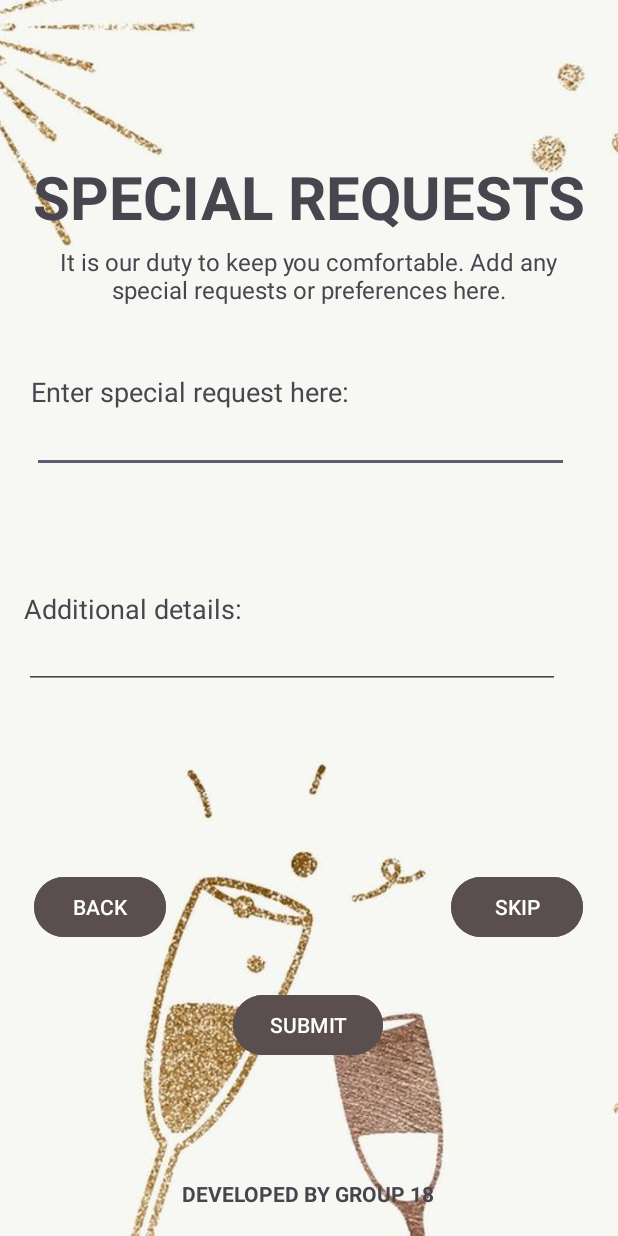
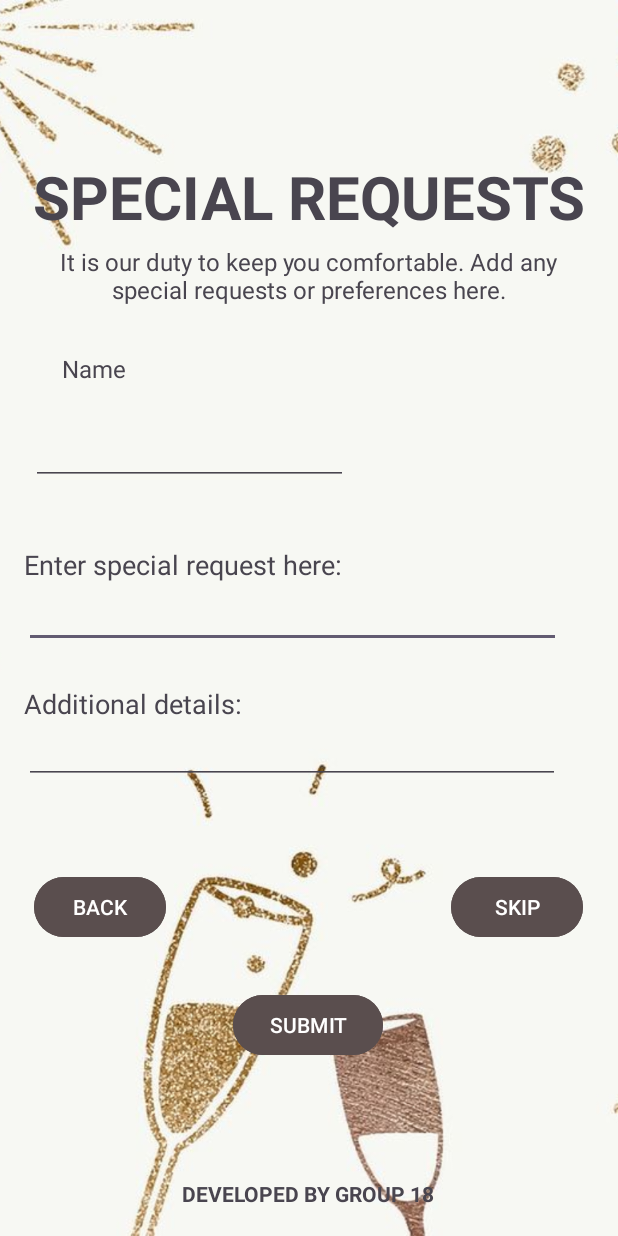
Before and after one commit to Apikmmar/2023A-Party, an Android app: the layout activity_party_request.xml on its own in the app's theme, with its tools: preview values and no code run, on a phone screen of 412 x 824 dp. Run offline under Robolectric (Android 15) with nearby library versions, the phone set to English and light mode, and no system bars.

Commit message:
bugs fix

```diff
--- a/app/src/main/AndroidManifest.xml
+++ b/app/src/main/AndroidManifest.xml
@@ -4,7 +4,7 @@
 
     <uses-feature
         android:name="android.hardware.camera"
-        android:required="false" />
+        android:required="true" />
     <uses-permission android:name="android.permission.CAMERA"/>
 
     <application
--- a/app/src/main/java/com/example/a2023aparty/DashboardAndHostParty/Host/HostHome.java
+++ b/app/src/main/java/com/example/a2023aparty/DashboardAndHostParty/Host/HostHome.java
@@ -17,6 +17,7 @@ import androidx.appcompat.app.AppCompatActivity;
 
 import com.example.a2023aparty.PartyAndLocationInfo.Host.picLocationInfo;
 import com.example.a2023aparty.PartyDetailsAndRegistration.Host.EventDetailHost;
+import com.example.a2023aparty.PartyDetailsAndRegistration.Host.GuestLists;
 import com.example.a2023aparty.R;
 import com.example.a2023aparty.RequestAndFeedback.Host.HostFeedback;
 import com.example.a2023aparty.RequestAndFeedback.Host.HostViewRequest;
@@ -95,7 +96,7 @@ public class HostHome extends AppCompatActivity implements SensorEventListener {
         buttonListGuest.setOnClickListener(new View.OnClickListener() {
             @Override
             public void onClick(View view) {
-                Intent a = new Intent(HostHome.this, HostManageInfo.class);
+                Intent a = new Intent(HostHome.this, GuestLists.class);
                 startActivity(a);
             }
         });
--- a/app/src/main/java/com/example/a2023aparty/DashboardAndHostParty/User/UserHome.java
+++ b/app/src/main/java/com/example/a2023aparty/DashboardAndHostParty/User/UserHome.java
@@ -17,7 +17,7 @@ import androidx.appcompat.app.AppCompatActivity;
 import com.example.a2023aparty.DashboardAndHostParty.MainActivity;
 import com.example.a2023aparty.PartyAndLocationInfo.User.MultiLocationHome;
 import com.example.a2023aparty.PartyDetailsAndRegistration.User.EventDetail;
-import com.example.a2023aparty.PartyDetailsAndRegistration.User.UserAttendConfirmation;
+import com.example.a2023aparty.PartyDetailsAndRegistration.User.PartyRegistration;
 import com.example.a2023aparty.R;
 import com.example.a2023aparty.RequestAndFeedback.User.GuestFeedback;
 
@@ -69,7 +69,7 @@ public class UserHome extends AppCompatActivity implements SensorEventListener {
         buttonRegParty.setOnClickListener(new View.OnClickListener() {
             @Override
             public void onClick(View view) {
-                Intent a = new Intent(UserHome.this, UserAttendConfirmation.class);
+                Intent a = new Intent(UserHome.this, PartyRegistration.class);
                 startActivity(a);
             }
         });
--- a/app/src/main/java/com/example/a2023aparty/RequestAndFeedback/User/GuestFeedback.java
+++ b/app/src/main/java/com/example/a2023aparty/RequestAndFeedback/User/GuestFeedback.java
@@ -186,7 +186,7 @@ public class GuestFeedback extends AppCompatActivity {
     private void takePicture()
     {
         Intent takePictureIntent=new Intent(MediaStore.ACTION_IMAGE_CAPTURE);
-        startActivity(takePictureIntent);
+        startActivityForResult(takePictureIntent, REQUEST_IMAGE_CAPTURE);
         //displayPhoto();
     }
 }
--- a/app/src/main/res/layout/activity_party_request.xml
+++ b/app/src/main/res/layout/activity_party_request.xml
@@ -61,19 +61,6 @@
         app:layout_constraintTop_toTopOf="@+id/backgroundImageView"
         app:layout_constraintVertical_bias="0.748" />
 
-    <TextView
-        android:id="@+id/textView4"
-        android:layout_width="wrap_content"
-        android:layout_height="wrap_content"
-        android:text="Additional details:"
-        android:textSize="18sp"
-        app:layout_constraintBottom_toBottomOf="parent"
-        app:layout_constraintEnd_toEndOf="parent"
-        app:layout_constraintHorizontal_bias="0.059"
-        app:layout_constraintStart_toStartOf="parent"
-        app:layout_constraintTop_toTopOf="parent"
-        app:layout_constraintVertical_bias="0.492" />
-
     <Button
         android:id="@+id/back"
         android:layout_width="wrap_content"
@@ -115,6 +102,18 @@
         app:layout_constraintTop_toTopOf="parent"
         app:layout_constraintVertical_bias="0.208" />
 
+    <EditText
+        android:id="@+id/request"
+        android:layout_width="358dp"
+        android:layout_height="39dp"
+        android:ems="10"
+        android:inputType="text"
+        app:layout_constraintBottom_toBottomOf="@+id/backgroundImageView"
+        app:layout_constraintEnd_toEndOf="parent"
+        app:layout_constraintHorizontal_bias="0.301"
+        app:layout_constraintStart_toStartOf="parent"
+        app:layout_constraintTop_toTopOf="parent" />
+
     <TextView
         android:id="@+id/textView3"
         android:layout_width="wrap_content"
@@ -123,23 +122,50 @@
         android:textSize="18sp"
         app:layout_constraintBottom_toBottomOf="parent"
         app:layout_constraintEnd_toEndOf="parent"
-        app:layout_constraintHorizontal_bias="0.105"
+        app:layout_constraintHorizontal_bias="0.08"
         app:layout_constraintStart_toStartOf="parent"
         app:layout_constraintTop_toTopOf="parent"
-        app:layout_constraintVertical_bias="0.311" />
+        app:layout_constraintVertical_bias="0.455" />
+
+    <TextView
+        android:id="@+id/textView44"
+        android:layout_width="82dp"
+        android:layout_height="25dp"
+        android:text="Name"
+        android:textAlignment="center"
+        android:textSize="16sp"
+        app:layout_constraintBottom_toBottomOf="parent"
+        app:layout_constraintEnd_toEndOf="parent"
+        app:layout_constraintHorizontal_bias="0.066"
+        app:layout_constraintStart_toStartOf="parent"
+        app:layout_constraintTop_toTopOf="parent"
+        app:layout_constraintVertical_bias="0.294" />
 
     <EditText
-        android:id="@+id/request"
-        android:layout_width="358dp"
-        android:layout_height="39dp"
+        android:id="@+id/nameuser"
+        android:layout_width="211dp"
+        android:layout_height="47dp"
         android:ems="10"
         android:inputType="text"
         app:layout_constraintBottom_toBottomOf="@+id/backgroundImageView"
         app:layout_constraintEnd_toEndOf="parent"
-        app:layout_constraintHorizontal_bias="0.396"
+        app:layout_constraintHorizontal_bias="0.103"
         app:layout_constraintStart_toStartOf="parent"
         app:layout_constraintTop_toTopOf="parent"
-        app:layout_constraintVertical_bias="0.352" />
+        app:layout_constraintVertical_bias="0.355" />
+
+    <TextView
+        android:id="@+id/textView4"
+        android:layout_width="wrap_content"
+        android:layout_height="wrap_content"
+        android:text="Additional details:"
+        android:textSize="18sp"
+        app:layout_constraintBottom_toBottomOf="parent"
+        app:layout_constraintEnd_toEndOf="parent"
+        app:layout_constraintHorizontal_bias="0.059"
+        app:layout_constraintStart_toStartOf="parent"
+        app:layout_constraintTop_toTopOf="parent"
+        app:layout_constraintVertical_bias="0.571" />
 
     <EditText
         android:id="@+id/details"
@@ -153,6 +179,6 @@
         app:layout_constraintHorizontal_bias="0.296"
         app:layout_constraintStart_toStartOf="parent"
         app:layout_constraintTop_toTopOf="parent"
-        app:layout_constraintVertical_bias="0.536" />
+        app:layout_constraintVertical_bias="0.617" />
 
 </androidx.constraintlayout.widget.ConstraintLayout>
```
Also changed, not shown: app/src/main/java/com/example/a2023aparty/GuestRequest.java (+0 -9 lines), app/src/main/java/com/example/a2023aparty/PartyAndLocationInfo/Host/AddEvent.java (+41 -24 lines), app/src/main/java/com/example/a2023aparty/PartyAndLocationInfo/Host/CustomAdapter.java (+7 -7 lines), app/src/main/java/com/example/a2023aparty/PartyAndLocationInfo/Host/DisplayEvent.java (+20 -1 lines), app/src/main/java/com/example/a2023aparty/PartyAndLocationInfo/Host/picLocationInfo.java (+15 -4 lines), app/src/main/java/com/example/a2023aparty/PartyAndLocationInfo/Host/updateActivitypic.java (+80 -15 lines), app/src/main/java/com/example/a2023aparty/PartyAndLocationInfo/User/MultiLocationHome.java (+13 -2 lines), app/src/main/java/com/example/a2023aparty/RequestAndFeedback/Host/HostViewFeedback.java (+2 -5 lines), app/src/main/java/com/example/a2023aparty/RequestAndFeedback/User/PartyRequest.java (+9 -6 lines), app/src/main/java/com/example/a2023aparty/eventInfo.java (+11 -0 lines), app/src/main/res/layout/activity_display_event.xml (+13 -1 lines), app/src/main/res/layout/activity_pic_location_info.xml (+15 -1 lines).
